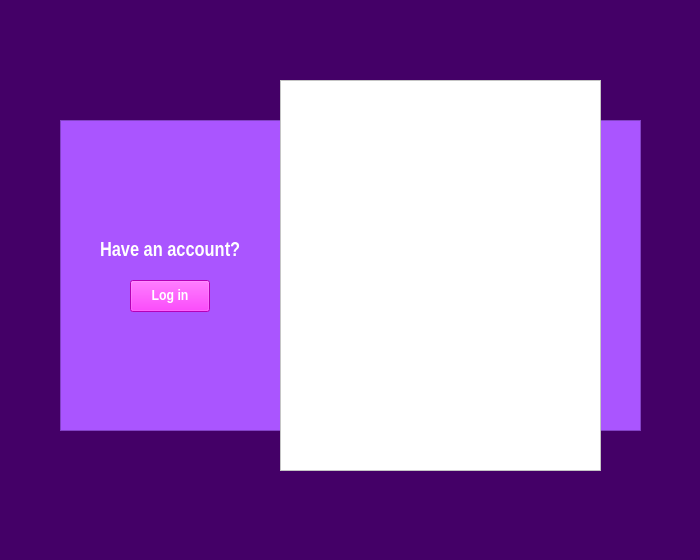
Above: jamin-gram/first_page.ui from raminLgh/jamin-gram before the change. Below: the same form after it.
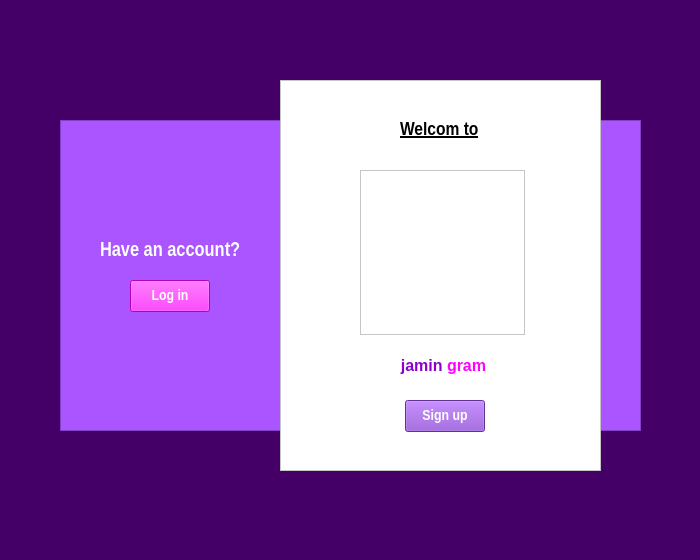
That is the form after the change. Icons and pictures are not drawn.

Commit message:
end of design the first page
end of design the 1st page

What changed in the file:
```diff
--- a/jamin-gram/first_page.ui
+++ b/jamin-gram/first_page.ui
@@ -40,7 +40,6 @@
     </property>
     <property name="font">
      <font>
-      <weight>75</weight>
       <bold>true</bold>
      </font>
     </property>
@@ -132,6 +131,114 @@
      </size>
     </property>
    </widget>
+   <widget class="QLabel" name="label_2">
+    <property name="geometry">
+     <rect>
+      <x>400</x>
+      <y>120</y>
+      <width>91</width>
+      <height>20</height>
+     </rect>
+    </property>
+    <property name="font">
+     <font>
+      <family>Arial Narrow</family>
+      <pointsize>14</pointsize>
+      <bold>true</bold>
+      <underline>true</underline>
+     </font>
+    </property>
+    <property name="styleSheet">
+     <string notr="true">background-color: rgb(255, 255, 255);</string>
+    </property>
+    <property name="text">
+     <string>Welcom to</string>
+    </property>
+   </widget>
+   <widget class="QTextEdit" name="textEdit_3">
+    <property name="geometry">
+     <rect>
+      <x>360</x>
+      <y>170</y>
+      <width>165</width>
+      <height>165</height>
+     </rect>
+    </property>
+    <property name="styleSheet">
+     <string notr="true">background-color: rgb(255, 255, 255);
+border-image: url(:/new/prefix1/image/IMG_20230612_105708_692.png);</string>
+    </property>
+   </widget>
+   <widget class="QPushButton" name="pushButton_2">
+    <property name="geometry">
+     <rect>
+      <x>405</x>
+      <y>400</y>
+      <width>80</width>
+      <height>32</height>
+     </rect>
+    </property>
+    <property name="font">
+     <font>
+      <family>Arial Narrow</family>
+      <pointsize>11</pointsize>
+      <bold>true</bold>
+     </font>
+    </property>
+    <property name="styleSheet">
+     <string notr="true">background-color: rgb(137, 69, 206);
+color: rgb(255, 255, 255);</string>
+    </property>
+    <property name="text">
+     <string>Sign up</string>
+    </property>
+   </widget>
+   <widget class="QLabel" name="label_3">
+    <property name="geometry">
+     <rect>
+      <x>392</x>
+      <y>350</y>
+      <width>63</width>
+      <height>30</height>
+     </rect>
+    </property>
+    <property name="font">
+     <font>
+      <pointsize>12</pointsize>
+      <bold>true</bold>
+     </font>
+    </property>
+    <property name="styleSheet">
+     <string notr="true">background-color: rgb(255, 255, 255);
+color: rgb(138, 0, 207);</string>
+    </property>
+    <property name="text">
+     <string>  jamin</string>
+    </property>
+   </widget>
+   <widget class="QLabel" name="label_4">
+    <property name="geometry">
+     <rect>
+      <x>447</x>
+      <y>350</y>
+      <width>61</width>
+      <height>30</height>
+     </rect>
+    </property>
+    <property name="font">
+     <font>
+      <pointsize>12</pointsize>
+      <bold>true</bold>
+     </font>
+    </property>
+    <property name="styleSheet">
+     <string notr="true">background-color: rgb(255, 255, 255);
+color: rgb(255, 0, 255);</string>
+    </property>
+    <property name="text">
+     <string>gram</string>
+    </property>
+   </widget>
   </widget>
   <widget class="QMenuBar" name="menubar">
    <property name="geometry">
```
Left out of the diff: 4 changed lines with no effect on the pictures. The commit also changes 3 other files.
